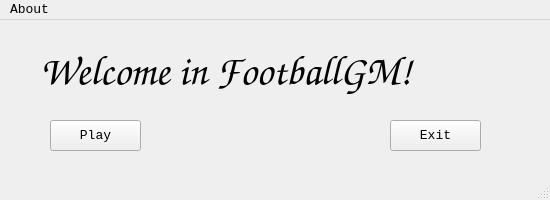
The window that mainwindow.ui (PawWaw/FootballGM) describes before a commit, drawn with Qt 5.
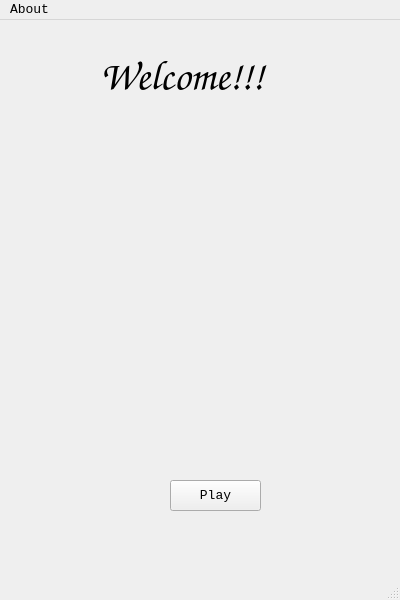
The same window after the commit.

```diff
--- a/mainwindow.ui
+++ b/mainwindow.ui
@@ -9,20 +9,20 @@
    <rect>
     <x>0</x>
     <y>0</y>
-    <width>550</width>
-    <height>200</height>
+    <width>400</width>
+    <height>600</height>
    </rect>
   </property>
   <property name="minimumSize">
    <size>
-    <width>550</width>
-    <height>200</height>
+    <width>400</width>
+    <height>600</height>
    </size>
   </property>
   <property name="maximumSize">
    <size>
-    <width>550</width>
-    <height>200</height>
+    <width>400</width>
+    <height>600</height>
    </size>
   </property>
   <property name="font">
@@ -38,10 +38,10 @@
    <widget class="QLabel" name="label">
     <property name="geometry">
      <rect>
-      <x>40</x>
-      <y>10</y>
-      <width>521</width>
-      <height>81</height>
+      <x>100</x>
+      <y>20</y>
+      <width>211</width>
+      <height>71</height>
      </rect>
     </property>
     <property name="font">
@@ -51,14 +51,14 @@
      </font>
     </property>
     <property name="text">
-     <string>Welcome in FootballGM! </string>
+     <string>Welcome!!!</string>
     </property>
    </widget>
    <widget class="QPushButton" name="pushButton">
     <property name="geometry">
      <rect>
-      <x>50</x>
-      <y>100</y>
+      <x>170</x>
+      <y>460</y>
       <width>91</width>
       <height>31</height>
      </rect>
@@ -67,26 +67,13 @@
      <string>Play</string>
     </property>
    </widget>
-   <widget class="QPushButton" name="pushButton_2">
-    <property name="geometry">
-     <rect>
-      <x>390</x>
-      <y>100</y>
-      <width>91</width>
-      <height>31</height>
-     </rect>
-    </property>
-    <property name="text">
-     <string>Exit</string>
-    </property>
-   </widget>
   </widget>
   <widget class="QMenuBar" name="menuBar">
    <property name="geometry">
     <rect>
      <x>0</x>
      <y>0</y>
-     <width>550</width>
+     <width>400</width>
      <height>21</height>
     </rect>
    </property>
```
Left out of the diff: 2 changed lines with no effect on the pictures.
